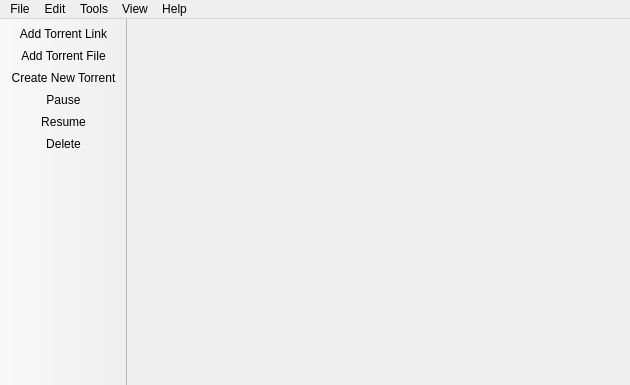
Above: src/ui/mainwindow.ui from teraGL/cryptoBT before the change. Below: the same form after it.
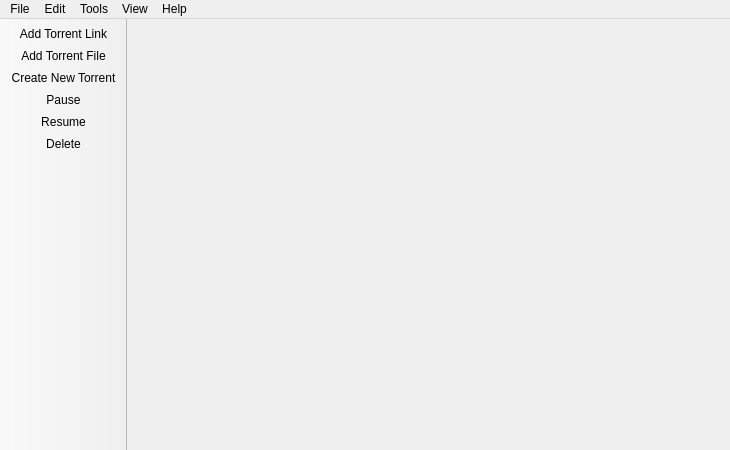
That is the form after the change.

```diff
--- a/src/ui/mainwindow.ui
+++ b/src/ui/mainwindow.ui
@@ -6,8 +6,8 @@
    <rect>
     <x>0</x>
     <y>0</y>
-    <width>630</width>
-    <height>385</height>
+    <width>730</width>
+    <height>450</height>
    </rect>
   </property>
   <property name="windowTitle">
@@ -19,7 +19,7 @@
     <rect>
      <x>0</x>
      <y>0</y>
-     <width>630</width>
+     <width>730</width>
      <height>23</height>
     </rect>
    </property>
```
